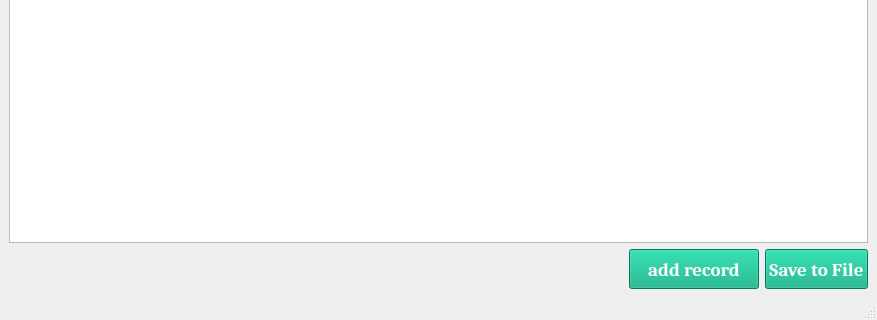
Before: the Qt Designer form UI/UI_PV_saveRecord.ui in zlmturnout/PlotPVs, drawn with Qt 5; both pictures show x 0 to 877 and y 280 to 600 of the 877 by 600 pixel window.
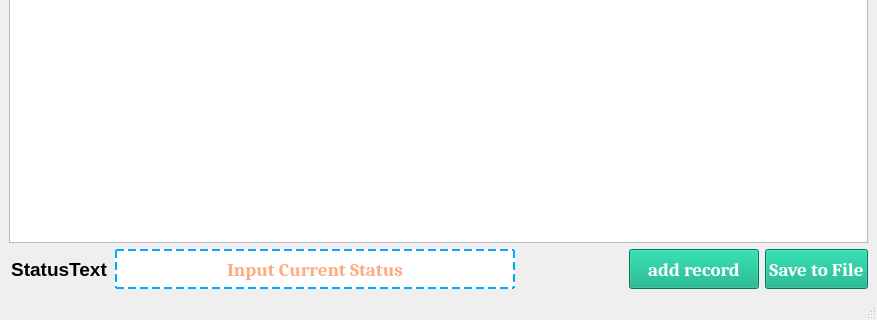
After: the same form once the commit is applied.

Commit message: add status text

The edit to the form file:
```diff
--- a/UI/UI_PV_saveRecord.ui
+++ b/UI/UI_PV_saveRecord.ui
@@ -180,6 +180,210 @@
       </item>
       <item>
        <layout class="QHBoxLayout" name="horizontalLayout">
+        <item>
+         <widget class="QLabel" name="label_7">
+          <property name="sizePolicy">
+           <sizepolicy hsizetype="Fixed" vsizetype="Fixed">
+            <horstretch>0</horstretch>
+            <verstretch>0</verstretch>
+           </sizepolicy>
+          </property>
+          <property name="minimumSize">
+           <size>
+            <width>100</width>
+            <height>40</height>
+           </size>
+          </property>
+          <property name="maximumSize">
+           <size>
+            <width>100</width>
+            <height>40</height>
+           </size>
+          </property>
+          <property name="palette">
+           <palette>
+            <active>
+             <colorrole role="WindowText">
+              <brush brushstyle="SolidPattern">
+               <color alpha="255">
+                <red>255</red>
+                <green>85</green>
+                <blue>0</blue>
+               </color>
+              </brush>
+             </colorrole>
+             <colorrole role="Text">
+              <brush brushstyle="SolidPattern">
+               <color alpha="255">
+                <red>0</red>
+                <green>170</green>
+                <blue>255</blue>
+               </color>
+              </brush>
+             </colorrole>
+             <colorrole role="ButtonText">
+              <brush brushstyle="SolidPattern">
+               <color alpha="255">
+                <red>0</red>
+                <green>255</green>
+                <blue>255</blue>
+               </color>
+              </brush>
+             </colorrole>
+            </active>
+            <inactive>
+             <colorrole role="WindowText">
+              <brush brushstyle="SolidPattern">
+               <color alpha="255">
+                <red>0</red>
+                <green>0</green>
+                <blue>0</blue>
+               </color>
+              </brush>
+             </colorrole>
+             <colorrole role="Text">
+              <brush brushstyle="SolidPattern">
+               <color alpha="255">
+                <red>0</red>
+                <green>0</green>
+                <blue>0</blue>
+               </color>
+              </brush>
+             </colorrole>
+             <colorrole role="ButtonText">
+              <brush brushstyle="SolidPattern">
+               <color alpha="255">
+                <red>0</red>
+                <green>0</green>
+                <blue>0</blue>
+               </color>
+              </brush>
+             </colorrole>
+            </inactive>
+            <disabled>
+             <colorrole role="WindowText">
+              <brush brushstyle="SolidPattern">
+               <color alpha="255">
+                <red>120</red>
+                <green>120</green>
+                <blue>120</blue>
+               </color>
+              </brush>
+             </colorrole>
+             <colorrole role="Text">
+              <brush brushstyle="SolidPattern">
+               <color alpha="255">
+                <red>120</red>
+                <green>120</green>
+                <blue>120</blue>
+               </color>
+              </brush>
+             </colorrole>
+             <colorrole role="ButtonText">
+              <brush brushstyle="SolidPattern">
+               <color alpha="255">
+                <red>120</red>
+                <green>120</green>
+                <blue>120</blue>
+               </color>
+              </brush>
+             </colorrole>
+            </disabled>
+           </palette>
+          </property>
+          <property name="font">
+           <font>
+            <family>Arial</family>
+            <pointsize>14</pointsize>
+            <bold>true</bold>
+           </font>
+          </property>
+          <property name="frameShape">
+           <enum>QFrame::NoFrame</enum>
+          </property>
+          <property name="frameShadow">
+           <enum>QFrame::Sunken</enum>
+          </property>
+          <property name="text">
+           <string>StatusText</string>
+          </property>
+          <property name="alignment">
+           <set>Qt::AlignCenter</set>
+          </property>
+         </widget>
+        </item>
+        <item>
+         <widget class="QLineEdit" name="Status_txt">
+          <property name="minimumSize">
+           <size>
+            <width>400</width>
+            <height>40</height>
+           </size>
+          </property>
+          <property name="maximumSize">
+           <size>
+            <width>16777215</width>
+            <height>40</height>
+           </size>
+          </property>
+          <property name="palette">
+           <palette>
+            <active>
+             <colorrole role="Text">
+              <brush brushstyle="SolidPattern">
+               <color alpha="255">
+                <red>255</red>
+                <green>85</green>
+                <blue>0</blue>
+               </color>
+              </brush>
+             </colorrole>
+            </active>
+            <inactive>
+             <colorrole role="Text">
+              <brush brushstyle="SolidPattern">
+               <color alpha="255">
+                <red>0</red>
+                <green>0</green>
+                <blue>0</blue>
+               </color>
+              </brush>
+             </colorrole>
+            </inactive>
+            <disabled>
+             <colorrole role="Text">
+              <brush brushstyle="SolidPattern">
+               <color alpha="255">
+                <red>120</red>
+                <green>120</green>
+                <blue>120</blue>
+               </color>
+              </brush>
+             </colorrole>
+            </disabled>
+           </palette>
+          </property>
+          <property name="font">
+           <font>
+            <family>Cambria</family>
+            <pointsize>14</pointsize>
+            <bold>true</bold>
+           </font>
+          </property>
+          <property name="styleSheet">
+           <string notr="true">border:2px;border-style:dashed;border-color: rgb(0, 170, 255);</string>
+          </property>
+          <property name="text">
+           <string/>
+          </property>
+          <property name="alignment">
+           <set>Qt::AlignCenter</set>
+          </property>
+          <property name="placeholderText">
+           <string>Input Current Status</string>
+          </property>
+         </widget>
+        </item>
         <item>
          <spacer name="horizontalSpacer_2">
           <property name="orientation">
@@ -187,7 +391,7 @@
           </property>
           <property name="sizeHint" stdset="0">
            <size>
-            <width>428</width>
+            <width>100</width>
             <height>20</height>
            </size>
           </property>
```
The commit also changes 4 other files.
